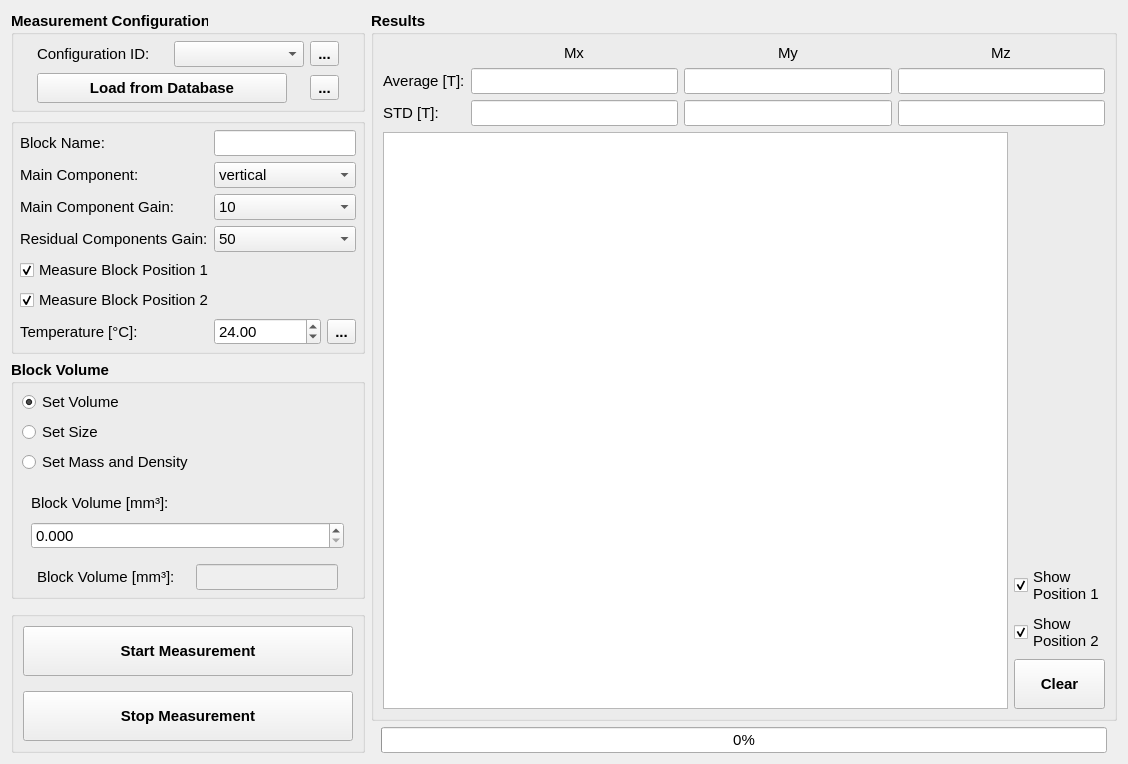
This is helmholtz/gui/ui/measurementwidget.ui in lnls-ima/helmholtz-coil-control as Qt 5 draws it before an edit. The edited form follows.
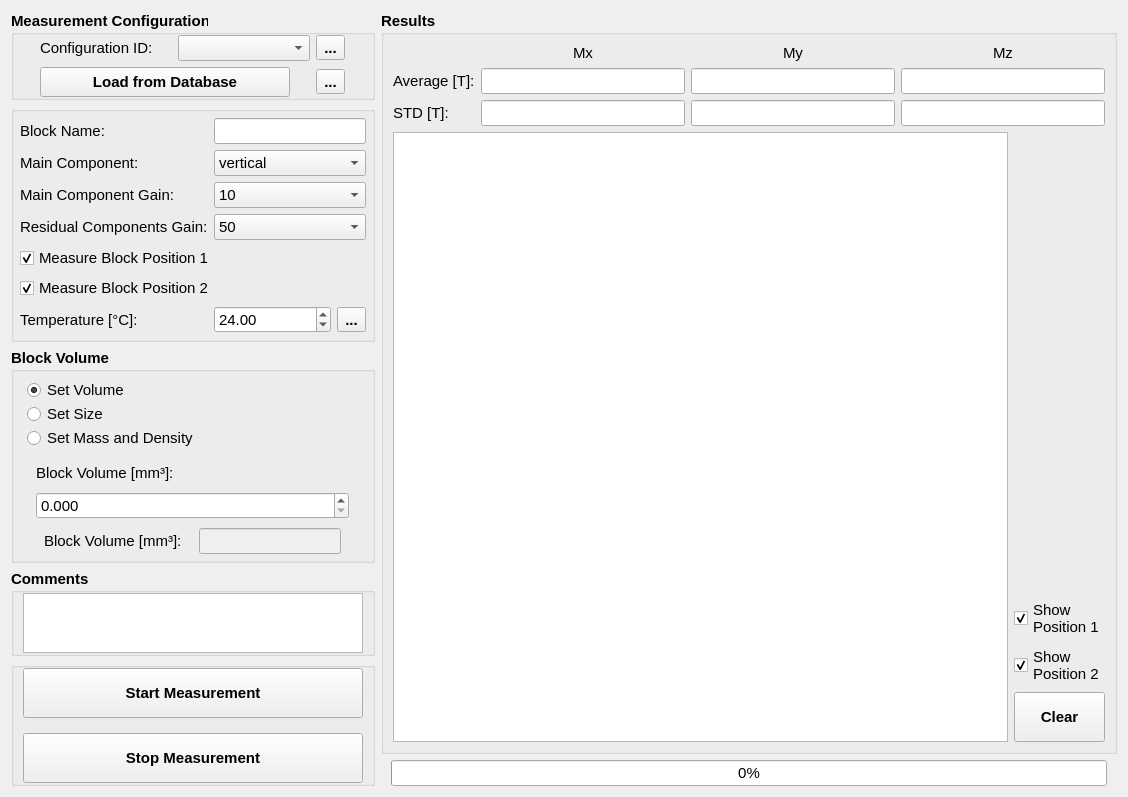
This is the edited form. Icons and pictures are not drawn. Custom widgets are drawn as their Qt base class.

Commit message: Adding comments in measurement widget and configure for pt100 temperature reading

Patch:
```diff
--- a/helmholtz/gui/ui/measurementwidget.ui
+++ b/helmholtz/gui/ui/measurementwidget.ui
@@ -7,9 +7,15 @@
     <x>0</x>
     <y>0</y>
     <width>1128</width>
-    <height>744</height>
+    <height>791</height>
    </rect>
   </property>
+  <property name="sizePolicy">
+   <sizepolicy hsizetype="Maximum" vsizetype="Preferred">
+    <horstretch>0</horstretch>
+    <verstretch>0</verstretch>
+   </sizepolicy>
+  </property>
   <property name="font">
    <font>
     <pointsize>11</pointsize>
@@ -398,13 +404,13 @@
        <number>6</number>
       </property>
       <property name="topMargin">
-       <number>6</number>
+       <number>0</number>
       </property>
       <property name="rightMargin">
        <number>6</number>
       </property>
       <property name="bottomMargin">
-       <number>6</number>
+       <number>0</number>
       </property>
       <item row="2" column="1">
        <widget class="QToolButton" name="tbt_save_db">
@@ -508,10 +514,10 @@
        <number>15</number>
       </property>
       <property name="topMargin">
-       <number>9</number>
+       <number>0</number>
       </property>
       <property name="bottomMargin">
-       <number>9</number>
+       <number>0</number>
       </property>
       <item>
        <widget class="QPushButton" name="pbt_start_measurement">
@@ -638,6 +644,9 @@
       <property name="bottomMargin">
        <number>6</number>
       </property>
+      <property name="verticalSpacing">
+       <number>0</number>
+      </property>
       <item row="0" column="0">
        <widget class="QRadioButton" name="rbt_volume">
         <property name="sizePolicy">
@@ -1389,6 +1398,61 @@
      </item>
     </layout>
    </item>
+   <item row="3" column="0">
+    <widget class="QGroupBox" name="gb_comments">
+     <property name="sizePolicy">
+      <sizepolicy hsizetype="Maximum" vsizetype="Maximum">
+       <horstretch>0</horstretch>
+       <verstretch>0</verstretch>
+      </sizepolicy>
+     </property>
+     <property name="font">
+      <font>
+       <weight>75</weight>
+       <bold>true</bold>
+      </font>
+     </property>
+     <property name="title">
+      <string>Comments</string>
+     </property>
+     <layout class="QGridLayout" name="gridLayout_2">
+      <property name="topMargin">
+       <number>0</number>
+      </property>
+      <property name="bottomMargin">
+       <number>0</number>
+      </property>
+      <item row="0" column="0">
+       <widget class="QTextEdit" name="te_comments">
+        <property name="sizePolicy">
+         <sizepolicy hsizetype="Maximum" vsizetype="Maximum">
+          <horstretch>0</horstretch>
+          <verstretch>0</verstretch>
+         </sizepolicy>
+        </property>
+        <property name="minimumSize">
+         <size>
+          <width>340</width>
+          <height>0</height>
+         </size>
+        </property>
+        <property name="maximumSize">
+         <size>
+          <width>16777215</width>
+          <height>60</height>
+         </size>
+        </property>
+        <property name="font">
+         <font>
+          <weight>50</weight>
+          <bold>false</bold>
+         </font>
+        </property>
+       </widget>
+      </item>
+     </layout>
+    </widget>
+   </item>
   </layout>
  </widget>
  <customwidgets>
```
The commit also changes 10 other files.
